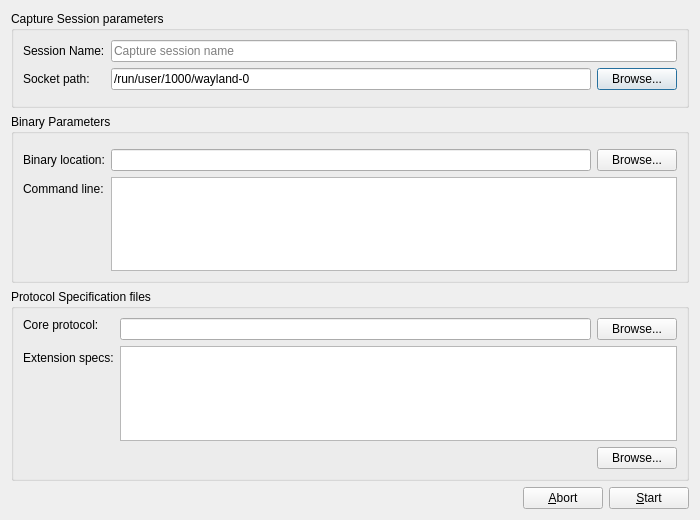
This is src/analyzer/gui/editsessiondialog.ui in blessed/wlanalyzer as Qt 5 draws it before an edit. The edited form follows.
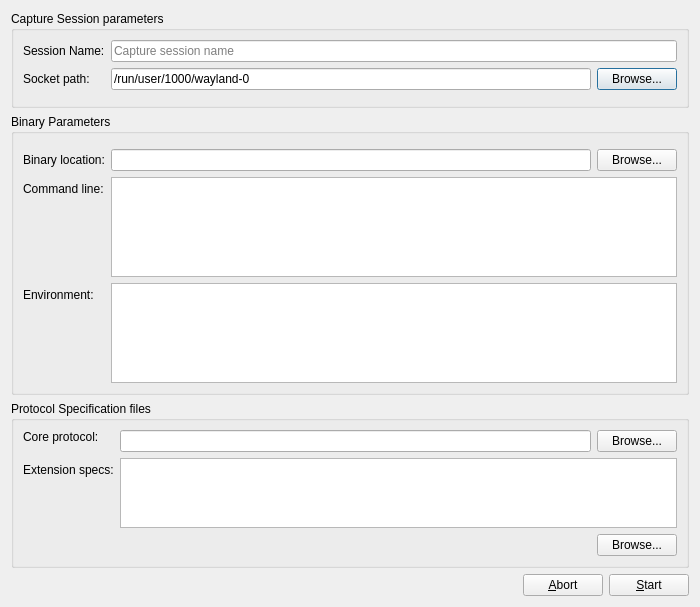
This is the edited form.

Commit message: [gui] Added gui support for Environmental Variables in capture session

Patch:
```diff
--- a/src/analyzer/gui/editsessiondialog.ui
+++ b/src/analyzer/gui/editsessiondialog.ui
@@ -7,7 +7,7 @@
     <x>0</x>
     <y>0</y>
     <width>700</width>
-    <height>520</height>
+    <height>607</height>
    </rect>
   </property>
   <property name="windowTitle">
@@ -152,6 +152,26 @@
         </property>
        </widget>
       </item>
+      <item row="3" column="0">
+       <widget class="QLabel" name="label_7">
+        <property name="text">
+         <string>Environment:</string>
+        </property>
+        <property name="buddy">
+         <cstring>environmentVars_edit</cstring>
+        </property>
+       </widget>
+      </item>
+      <item row="3" column="1">
+       <widget class="QPlainTextEdit" name="environmentVars_edit">
+        <property name="tabChangesFocus">
+         <bool>true</bool>
+        </property>
+        <property name="plainText">
+         <string notr="true"/>
+        </property>
+       </widget>
+      </item>
      </layout>
     </widget>
    </item>
```
Left out of the diff: 13 changed lines with no effect on the pictures. The commit also changes 3 other files.
